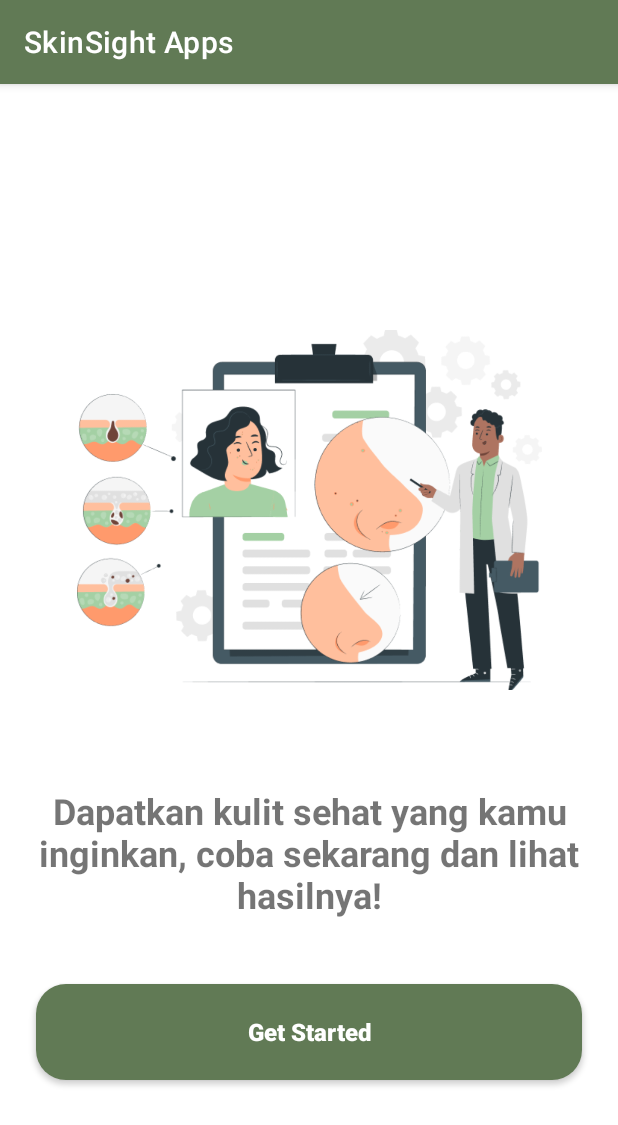
After one commit to yudhah52/Skin-Sight-Apps, an Android app: the OnboardingActivity screen opened directly, with no data from a screen before it, on a phone screen of 412 x 824 dp. The commit adds this screen. Shown: the top 1125 px of the screen. Run offline under Robolectric (Android 15) with nearby library versions, the phone set to English and light mode, and no system bars.

Commit message:
up splashscreen, onboard

```diff
--- a/app/build.gradle
+++ b/app/build.gradle
@@ -16,7 +16,7 @@ android {
         testInstrumentationRunner "androidx.test.runner.AndroidJUnitRunner"
     }
 
-    buildFeatures{
+    buildFeatures {
         viewBinding true
     }
 
--- a/app/src/main/AndroidManifest.xml
+++ b/app/src/main/AndroidManifest.xml
@@ -16,6 +16,9 @@
     android:theme="@style/Theme.SkinSightApps"
     tools:targetApi="31">
     <activity
+      android:name=".ui.onboard.OnboardingActivity"
+      android:exported="false" />
+    <activity
       android:name=".ui.detailarticle.DetailArticleActivity"
       android:exported="false" />
     <activity
@@ -29,7 +32,8 @@
       android:exported="false" />
     <activity
       android:name=".MainActivity"
-            android:exported="true">
+      android:exported="true"
+      android:theme="@style/Theme.AppCompat.NoActionBar">
       <intent-filter>
         <action android:name="android.intent.action.MAIN" />
 
--- /dev/null
+++ b/app/src/main/java/com/yhezra/skinsightapps/ui/onboard/OnboardingActivity.kt
@@ -0,0 +1,22 @@
+package com.yhezra.skinsightapps.ui.onboard
+
+import android.content.Intent
+import androidx.appcompat.app.AppCompatActivity
+import android.os.Bundle
+import com.yhezra.skinsightapps.databinding.ActivityOnboardingBinding
+import com.yhezra.skinsightapps.ui.signup.SignUpActivity
+
+class OnboardingActivity : AppCompatActivity() {
+    private lateinit var binding: ActivityOnboardingBinding
+
+    override fun onCreate(savedInstanceState: Bundle?) {
+        binding = ActivityOnboardingBinding.inflate(layoutInflater)
+        super.onCreate(savedInstanceState)
+        setContentView(binding.root)
+
+        binding.onboardButton.setOnClickListener {
+            val moveToSignInActivity = Intent(this@OnboardingActivity, SignUpActivity::class.java)
+            startActivity(moveToSignInActivity)
+        }
+    }
+}
--- /dev/null
+++ b/app/src/main/res/layout/activity_onboarding.xml
@@ -0,0 +1,67 @@
+<?xml version="1.0" encoding="utf-8"?>
+<ScrollView xmlns:android="http://schemas.android.com/apk/res/android"
+  xmlns:app="http://schemas.android.com/apk/res-auto"
+  xmlns:tools="http://schemas.android.com/tools"
+  android:layout_width="match_parent"
+  android:layout_height="match_parent"
+  tools:context=".ui.onboard.OnboardingActivity">
+
+  <androidx.constraintlayout.widget.ConstraintLayout
+    android:layout_width="match_parent"
+    android:layout_height="wrap_content">
+
+    <ImageView
+      android:id="@+id/imageView"
+      android:layout_width="310dp"
+      android:layout_height="240dp"
+      android:layout_marginTop="164dp"
+      android:contentDescription="@string/splashscreen"
+      android:scaleType="centerCrop"
+      android:src="@drawable/onboard"
+      app:layout_constraintEnd_toEndOf="parent"
+      app:layout_constraintStart_toStartOf="parent"
+      app:layout_constraintTop_toTopOf="parent" />
+
+    <TextView
+      android:id="@+id/tv_desc_onboard"
+      android:layout_width="0dp"
+      android:layout_height="wrap_content"
+      android:layout_marginStart="24dp"
+      android:layout_marginTop="64dp"
+      android:layout_marginEnd="24dp"
+      android:gravity="center"
+      android:text="@string/onboard_description"
+      android:textSize="24sp"
+      android:textStyle="bold"
+      app:layout_constraintEnd_toEndOf="parent"
+      app:layout_constraintStart_toStartOf="parent"
+      app:layout_constraintTop_toBottomOf="@id/imageView" />
+
+    <Button
+      android:id="@+id/onboardButton"
+      android:layout_width="0dp"
+      android:layout_height="64dp"
+      android:layout_marginStart="24dp"
+      android:layout_marginEnd="24dp"
+      android:layout_marginBottom="48dp"
+      android:background="@drawable/my_button"
+      android:text="@string/onboard_get_started"
+      android:textAllCaps="false"
+      android:textColor="@color/white"
+      android:textSize="16sp"
+      android:textStyle="bold"
+      app:layout_constraintBottom_toBottomOf="parent"
+      app:layout_constraintEnd_toEndOf="parent"
+      app:layout_constraintStart_toStartOf="parent"
+      app:layout_constraintTop_toBottomOf="@id/guideline2" />
+
+    <androidx.constraintlayout.widget.Guideline
+      android:id="@+id/guideline2"
+      android:layout_width="wrap_content"
+      android:layout_height="wrap_content"
+      android:orientation="horizontal"
+      app:layout_constraintGuide_begin="600dp" />
+
+  </androidx.constraintlayout.widget.ConstraintLayout>
+
+</ScrollView>
--- a/app/src/main/res/layout/fragment_profile.xml
+++ b/app/src/main/res/layout/fragment_profile.xml
@@ -39,7 +39,7 @@
       android:layout_width="wrap_content"
       android:layout_height="wrap_content"
       android:layout_marginStart="24dp"
-      android:layout_marginTop="24dp"
+      android:layout_marginTop="20dp"
       android:text="@string/name"
       android:textColor="@color/black"
       android:textSize="16sp"
@@ -183,5 +183,4 @@
 
   </androidx.constraintlayout.widget.ConstraintLayout>
 
-
 </ScrollView>
--- a/app/src/main/res/values/strings.xml
+++ b/app/src/main/res/values/strings.xml
@@ -28,5 +28,8 @@
     <string name="sample_password">12345678</string>
     <string name="logout">Logout</string>
     <string name="edit">edit</string>
+  <string name="splashscreen">splashscreen</string>
+  <string name="onboard_description">Dapatkan kulit sehat yang kamu inginkan, coba sekarang dan lihat hasilnya!</string>
+  <string name="onboard_get_started">Get Started</string>
 
 </resources>
```
Also changed, not shown: app/src/main/java/com/yhezra/skinsightapps/MainActivity.kt (+10 -6 lines), app/src/main/res/layout/activity_login.xml (+10 -6 lines), app/src/main/res/layout/activity_main.xml (+8 -4 lines), app/src/main/res/layout/activity_sign_up.xml (+11 -6 lines), app/src/main/res/drawable/logo.jpg (added), app/src/main/res/drawable/onboard.png (added). Lines whose indentation alone changed are shown as unchanged.
